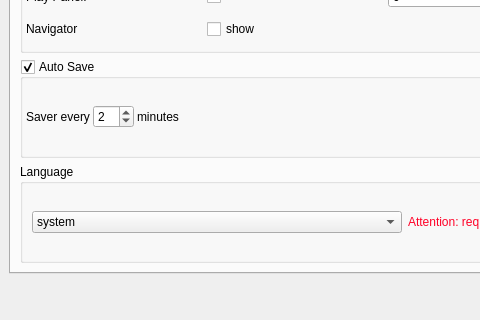
The window that mscore/mscore/prefsdialog.ui (musescore/musescore-old) describes before a commit, drawn with Qt 5; both pictures show x 0 to 480 and y 323 to 643 of the 809 by 643 pixel window.
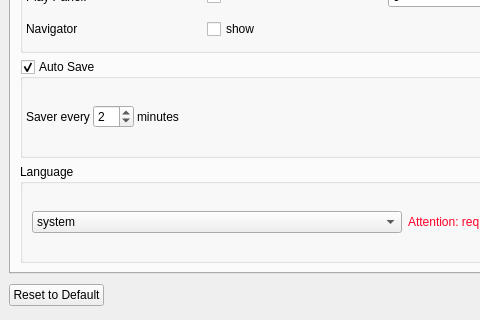
The same window after the commit. Icons and pictures are not drawn. Custom widgets are drawn as their Qt base class.

Commit message: "reset to default" button in preferences dialog

```diff
--- a/mscore/mscore/prefsdialog.ui
+++ b/mscore/mscore/prefsdialog.ui
@@ -1882,6 +1882,13 @@
      <property name="margin" >
       <number>0</number>
      </property>
+     <item>
+      <widget class="QPushButton" name="resetToDefault" >
+       <property name="text" >
+        <string>Reset to Default</string>
+       </property>
+      </widget>
+     </item>
      <item>
       <spacer>
        <property name="orientation" >
```
The commit also changes 3 other files.
